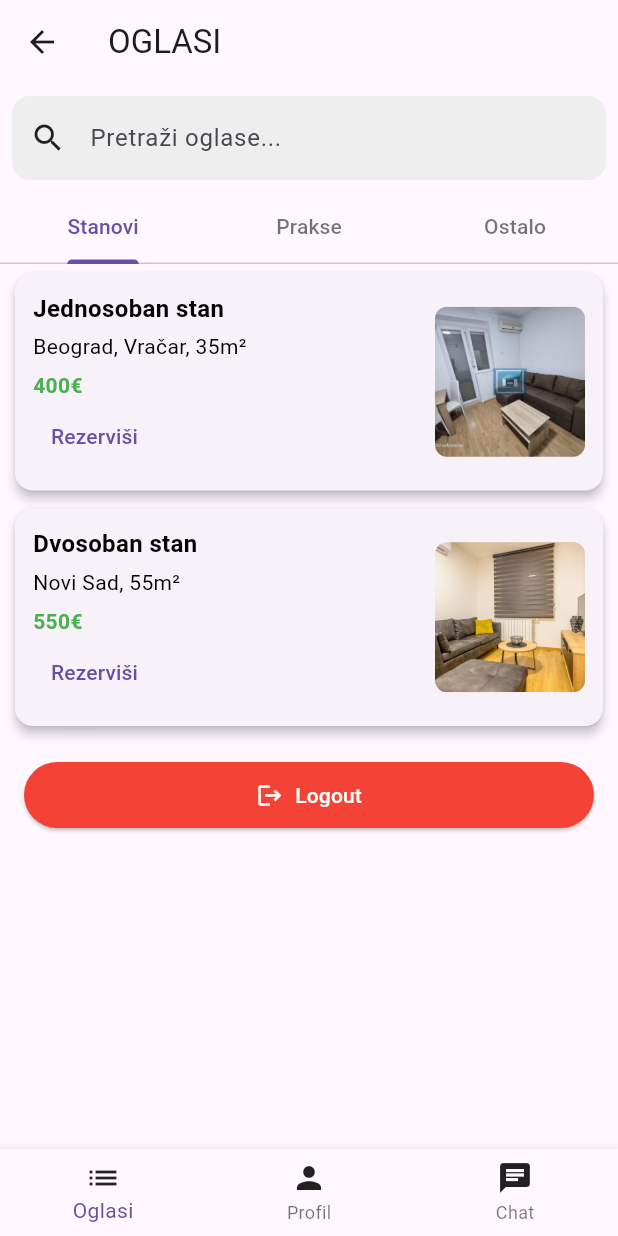
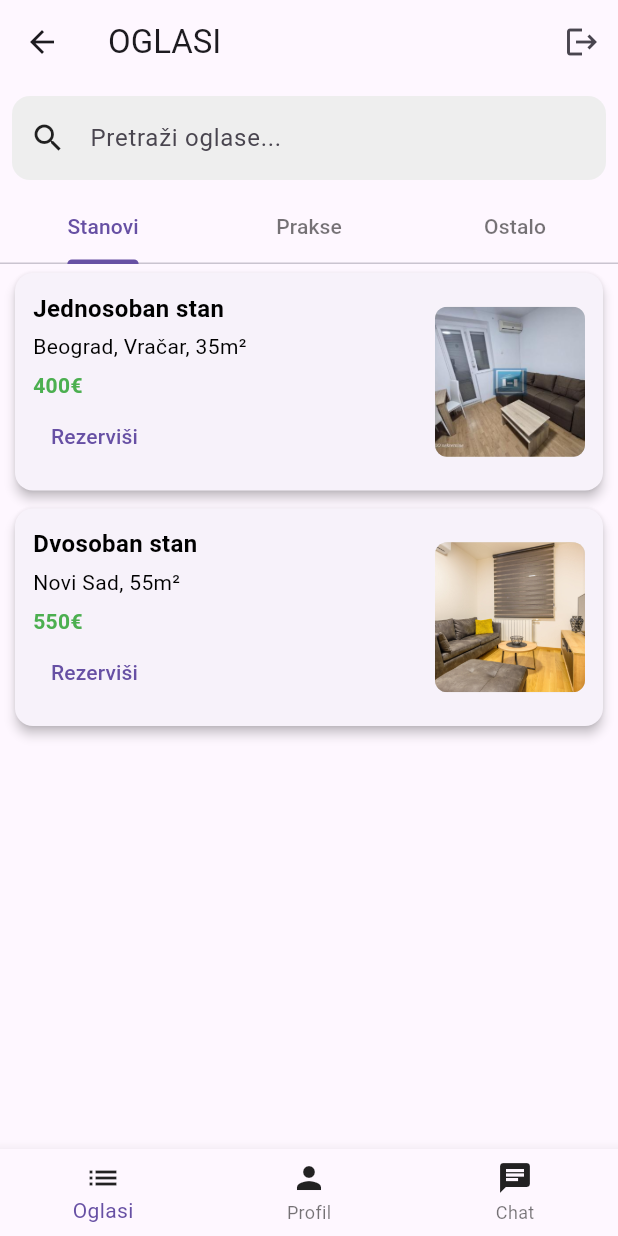
Before and after one commit to andrijamanic/MIT-Manic-Andrija-IT5-2023, a Flutter app: the HomeScreen screen opened directly, after a tap on "Uloguj se", after a tap on "Prijavi se kao gost", on a phone screen of 412 x 824 dp. Run offline on Flutter 3.47's test engine with Material 3 defaults, Android fonts, the phone set to English and light mode, and no system bars; our stand-ins replace flutter_map, latlong2.

Commit message:
Admin + logout

```diff
--- a/lib/providers/user_provider.dart
+++ b/lib/providers/user_provider.dart
@@ -7,11 +7,14 @@ class UserProvider extends ChangeNotifier {
   bool get isLoggedIn => _isLoggedIn;
   String? get username => _username;
 
-  bool get isGuest => _username == "Gost"; // proveravamo da li je gost
+  bool get isGuest => _username == "Gost";
+
+  bool get isAdmin =>
+      _isLoggedIn && (_username?.trim().toLowerCase() == "admin@gmail.com");
 
   void login(String username) {
     _isLoggedIn = true;
-    _username = username;
+    _username = username.trim();
     notifyListeners();
   }
 
--- a/lib/screens/ads_screen.dart
+++ b/lib/screens/ads_screen.dart
@@ -4,7 +4,6 @@ import '../models/ads.dart';
 import '../widgets/ads_card.dart';
 import '../providers/user_provider.dart';
 import 'ads_detail_screen.dart';
-import 'home_screen.dart';
 import '../services/ads_services.dart';
 
 class AdsScreen extends StatefulWidget {
@@ -126,34 +125,12 @@ class _AdsScreenState extends State<AdsScreen>
   Widget _buildAdList(BuildContext context, List<Ad> ads,
       UserProvider userProvider, String category) {
     return ListView.builder(
-      itemCount: ads.length + (userProvider.isGuest ? 1 : 0),
+      itemCount: ads.length,
       itemBuilder: (context, index) {
-        // Logout dugme za goste
-        if (userProvider.isGuest && index == ads.length) {
-          return Padding(
-            padding: const EdgeInsets.all(16.0),
-            child: ElevatedButton.icon(
-              onPressed: () {
-                userProvider.logout();
-                Navigator.pushReplacement(
-                  context,
-                  MaterialPageRoute(builder: (_) => const HomeScreen()),
-                );
-              },
-              icon: const Icon(Icons.logout),
-              label: const Text('Logout'),
-              style: ElevatedButton.styleFrom(
-                padding: const EdgeInsets.symmetric(vertical: 12),
-                backgroundColor: Colors.red,
-                foregroundColor: Colors.white,
-              ),
-            ),
-          );
-        }
-
         final ad = ads[index];
 
         // Dodela slike po kategoriji i indeksu
+        // (sklonjeni placeholder-i koji ne postoje, da nema crvenog X)
         String slikaPath;
         switch (category) {
           case 'Stanovi':
@@ -161,7 +138,7 @@ class _AdsScreenState extends State<AdsScreen>
                 ? 'assets/images/slika1.jpg'
                 : (index == 1)
                     ? 'assets/images/slika2.jpg'
-                    : 'assets/images/placeholder.jpg';
+                    : 'assets/images/slika1.jpg';
             break;
           case 'Prakse':
             slikaPath = 'assets/images/slika3.webp';
@@ -170,7 +147,7 @@ class _AdsScreenState extends State<AdsScreen>
             slikaPath = 'assets/images/slika4.jpg';
             break;
           default:
-            slikaPath = 'assets/images/placeholder.png';
+            slikaPath = 'assets/images/slika1.jpg';
         }
 
         return AdCard(
--- a/lib/screens/home_screen.dart
+++ b/lib/screens/home_screen.dart
@@ -5,6 +5,8 @@ import 'login_screen.dart';
 import 'ads_screen.dart';
 import 'profile_screen.dart';
 import 'chat_screen.dart';
+import '../services/ads_services.dart';
+import '../models/ads.dart';
 
 class HomeScreen extends StatefulWidget {
   const HomeScreen({super.key});
@@ -15,6 +17,10 @@ class HomeScreen extends StatefulWidget {
 
 class _HomeScreenState extends State<HomeScreen> {
   int _currentIndex = 0;
+
+  int _adminTabIndex = 0;
+
+  final AdsService _adsService = AdsService();
 
   @override
   Widget build(BuildContext context) {
@@ -29,11 +35,46 @@ class _HomeScreenState extends State<HomeScreen> {
 
     return Scaffold(
       appBar: AppBar(
-        title: const Text('OGLASI'),
+        title: Text(userProvider.isAdmin ? 'ADMIN PANEL' : 'OGLASI'),
+        actions: [
+          if (userProvider.isLoggedIn)
+            IconButton(
+              icon: const Icon(Icons.logout),
+              tooltip: "Logout",
+              onPressed: () {
+                userProvider.logout();
+                setState(() {
+                  _currentIndex = 0;
+                  _adminTabIndex = 0;
+                });
+              },
+            ),
+        ],
       ),
       body: _buildBody(userProvider, textColor),
       bottomNavigationBar: userProvider.isLoggedIn
+          ? (userProvider.isAdmin
               ? BottomNavigationBar(
+                  currentIndex: _adminTabIndex,
+                  selectedItemColor: selectedColor,
+                  unselectedItemColor: unselectedColor,
+                  onTap: (index) {
+                    setState(() {
+                      _adminTabIndex = index;
+                    });
+                  },
+                  items: [
+                    BottomNavigationBarItem(
+                      icon: Icon(Icons.list_alt, color: iconColor),
+                      label: 'Oglasi',
+                    ),
+                    BottomNavigationBarItem(
+                      icon: Icon(Icons.people, color: iconColor),
+                      label: 'Korisnici',
+                    ),
+                  ],
+                )
+              : BottomNavigationBar(
                   currentIndex: _currentIndex,
                   selectedItemColor: selectedColor,
                   unselectedItemColor: unselectedColor,
@@ -56,7 +97,7 @@ class _HomeScreenState extends State<HomeScreen> {
                       label: 'Chat',
                     ),
                   ],
-            )
+                ))
           : null,
     );
   }
@@ -66,6 +107,20 @@ class _HomeScreenState extends State<HomeScreen> {
       return const LoginScreen();
     }
 
+    // ======================
+    // ADMIN VIEW
+    // ======================
+    if (userProvider.isAdmin) {
+      if (_adminTabIndex == 0) {
+        return _buildAdminAdsList();
+      } else {
+        return _buildAdminUsersList();
+      }
+    }
+
+    // ======================
+    // NORMAL VIEW
+    // ======================
     switch (_currentIndex) {
       case 0:
         return const AdsScreen();
@@ -99,4 +154,70 @@ class _HomeScreenState extends State<HomeScreen> {
         return const AdsScreen();
     }
   }
+
+  Widget _buildAdminAdsList() {
+    return FutureBuilder<List<Ad>>(
+      future: _adsService.getAds(),
+      builder: (context, snapshot) {
+        if (snapshot.connectionState == ConnectionState.waiting) {
+          return const Center(child: CircularProgressIndicator());
         }
+        if (!snapshot.hasData || snapshot.data!.isEmpty) {
+          return const Center(child: Text("Nema oglasa."));
+        }
+
+        final ads = snapshot.data!;
+
+        return ListView.builder(
+          itemCount: ads.length,
+          itemBuilder: (context, index) {
+            final ad = ads[index];
+
+            return Card(
+              margin: const EdgeInsets.symmetric(horizontal: 12, vertical: 6),
+              child: ListTile(
+                title: Text(ad.title),
+                subtitle: Text("${ad.category} • ${ad.location} • ${ad.price}"),
+                trailing: IconButton(
+                  icon: const Icon(Icons.delete),
+                  onPressed: () {},
+                ),
+              ),
+            );
+          },
+        );
+      },
+    );
+  }
+
+  // ======================
+  // ADMIN: KORISNICI LISTA (fejk, samo UI)
+  // ======================
+  Widget _buildAdminUsersList() {
+    final fakeUsers = [
+      "pera@gmail.com",
+      "mika@gmail.com",
+      "ana@gmail.com",
+      "admin@gmail.com",
+      "Gost",
+    ];
+
+    return ListView.builder(
+      itemCount: fakeUsers.length,
+      itemBuilder: (context, index) {
+        final u = fakeUsers[index];
+
+        return Card(
+          margin: const EdgeInsets.symmetric(horizontal: 12, vertical: 6),
+          child: ListTile(
+            title: Text(u),
+            trailing: IconButton(
+              icon: const Icon(Icons.delete),
+              onPressed: () {},
+            ),
+          ),
+        );
+      },
+    );
+  }
+}
--- a/lib/screens/login_screen.dart
+++ b/lib/screens/login_screen.dart
@@ -33,11 +33,11 @@ class _LoginScreenState extends State<LoginScreen> {
               ),
               const SizedBox(height: 30),
 
-              // KORISNIČKO IME
+              // KORISNIČKO IME (ovde možeš uneti i email, npr admin@gmail.com)
               TextFormField(
                 controller: usernameController,
                 decoration: const InputDecoration(
-                  labelText: 'Korisničko ime',
+                  labelText: 'Korisničko ime / email',
                   border: OutlineInputBorder(),
                 ),
                 validator: (value) {
@@ -91,10 +91,8 @@ class _LoginScreenState extends State<LoginScreen> {
                       final userProvider =
                           Provider.of<UserProvider>(context, listen: false);
 
-                      // Postavi username
                       userProvider.login(usernameController.text);
 
-                      // Otvori HomeScreen
                       Navigator.pushReplacement(
                         context,
                         MaterialPageRoute(builder: (_) => const HomeScreen()),
--- a/lib/services/ads_services.dart
+++ b/lib/services/ads_services.dart
@@ -7,5 +7,10 @@ class AdsService {
     return dummyAds;
   }
 
+  // Admin brisanje oglasa (privremeno, bez baze)
+  Future<void> deleteAd(String id) async {
+    dummyAds.removeWhere((ad) => ad.id == id);
+  }
+
   // Kasnije ovde ide POST za dodavanje oglasa
 }
```
Also changed, not shown: lib/screens/profile_screen.dart (+7 -23 lines). Lines whose indentation alone changed are shown as unchanged.
